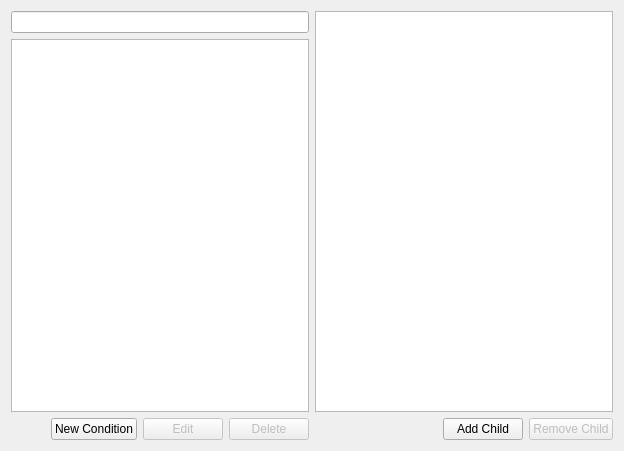
This is simon/src/simoncontextui/contextdialog.ui in KDE/simon as Qt 5 draws it before an edit. The edited form follows.
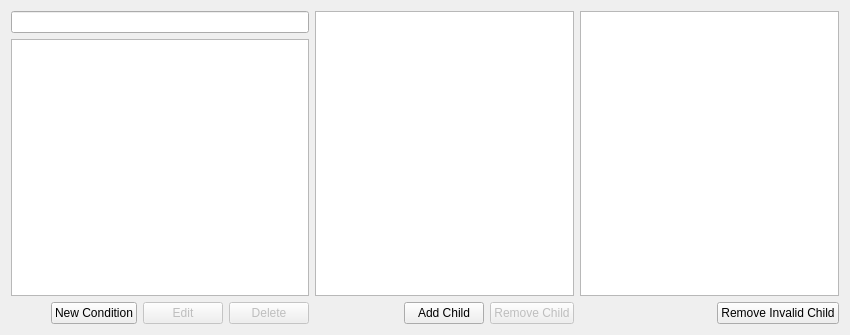
This is the edited form. Custom widgets are drawn as their Qt base class.

Commit message: >Added list widget to context view which allows the viewing and removing of invalid child scenarios

What changed in the file:
```diff
--- a/simon/src/simoncontextui/contextdialog.ui
+++ b/simon/src/simoncontextui/contextdialog.ui
@@ -6,16 +6,16 @@
    <rect>
     <x>0</x>
     <y>0</y>
-    <width>624</width>
-    <height>451</height>
+    <width>850</width>
+    <height>335</height>
    </rect>
   </property>
   <property name="windowTitle">
    <string>Form</string>
   </property>
-  <layout class="QVBoxLayout" name="verticalLayout_3">
+  <layout class="QVBoxLayout" name="verticalLayout_4">
    <item>
-    <layout class="QHBoxLayout" name="horizontalLayout_3">
+    <layout class="QHBoxLayout" name="horizontalLayout_4">
      <item>
       <layout class="QVBoxLayout" name="verticalLayout_2">
        <item>
@@ -131,6 +131,40 @@
        </item>
       </layout>
      </item>
+     <item>
+      <layout class="QVBoxLayout" name="verticalLayout_3">
+       <item>
+        <widget class="QListWidget" name="lwInvalidChildren"/>
+       </item>
+       <item>
+        <layout class="QHBoxLayout" name="horizontalLayout_3">
+         <item>
+          <spacer name="horizontalSpacer_3">
+           <property name="orientation">
+            <enum>Qt::Horizontal</enum>
+           </property>
+           <property name="sizeHint" stdset="0">
+            <size>
+             <width>40</width>
+             <height>20</height>
+            </size>
+           </property>
+          </spacer>
+         </item>
+         <item>
+          <widget class="QPushButton" name="pbRemoveInvalidChild">
+           <property name="enabled">
+            <bool>true</bool>
+           </property>
+           <property name="text">
+            <string>Remove Invalid Child</string>
+           </property>
+          </widget>
+         </item>
+        </layout>
+       </item>
+      </layout>
+     </item>
     </layout>
    </item>
   </layout>
```
The commit also changes 5 other files.
